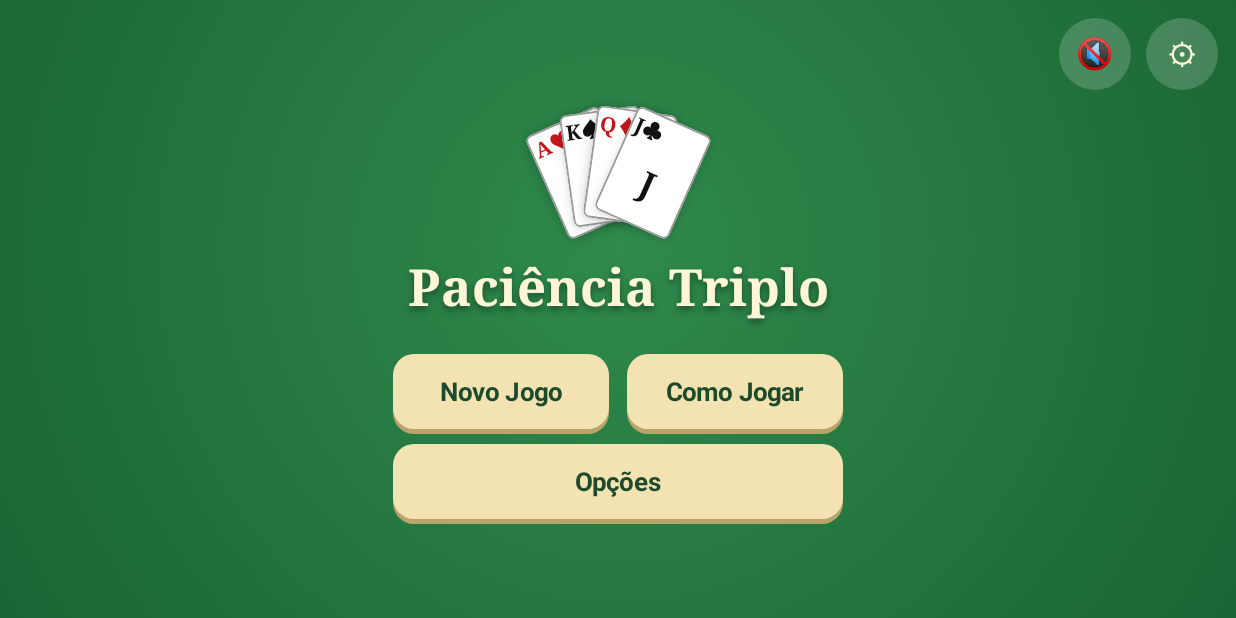
After one commit to decoarc/MPassiencia, an Android app built with Jetpack Compose: the composable MenuScreen shown on its own in the app's theme, on a phone screen of 824 x 412 dp (held sideways). The commit adds this screen. Run offline under Robolectric (Android 15) with nearby library versions, the phone set to English and light mode, and no system bars.

Commit message:
feat(app): menu inicial, novo jogo e navegação

```diff
--- /dev/null
+++ b/app/src/main/kotlin/io/github/decarc/mpaciencia/ui/menu/MenuScreen.kt
@@ -0,0 +1,138 @@
+package io.github.decarc.mpaciencia.ui.menu
+
+import androidx.compose.foundation.background
+import androidx.compose.foundation.clickable
+import androidx.compose.foundation.layout.Arrangement
+import androidx.compose.foundation.layout.Box
+import androidx.compose.foundation.layout.Column
+import androidx.compose.foundation.layout.Row
+import androidx.compose.foundation.layout.WindowInsets
+import androidx.compose.foundation.layout.displayCutout
+import androidx.compose.foundation.layout.fillMaxSize
+import androidx.compose.foundation.layout.height
+import androidx.compose.foundation.layout.offset
+import androidx.compose.foundation.layout.padding
+import androidx.compose.foundation.layout.size
+import androidx.compose.foundation.layout.width
+import androidx.compose.foundation.layout.windowInsetsPadding
+import androidx.compose.foundation.shape.CircleShape
+import androidx.compose.foundation.shape.RoundedCornerShape
+import androidx.compose.material3.Button
+import androidx.compose.material3.ButtonDefaults
+import androidx.compose.material3.Text
+import androidx.compose.runtime.Composable
+import androidx.compose.ui.Alignment
+import androidx.compose.ui.Modifier
+import androidx.compose.ui.draw.clip
+import androidx.compose.ui.draw.shadow
+import androidx.compose.ui.graphics.Color
+import androidx.compose.ui.graphics.Shadow
+import androidx.compose.ui.geometry.Offset
+import androidx.compose.ui.graphics.TransformOrigin
+import androidx.compose.ui.graphics.graphicsLayer
+import androidx.compose.ui.platform.testTag
+import androidx.compose.ui.res.stringResource
+import androidx.compose.ui.semantics.contentDescription
+import androidx.compose.ui.semantics.semantics
+import androidx.compose.ui.text.TextStyle
+import androidx.compose.ui.text.font.FontFamily
+import androidx.compose.ui.text.font.FontWeight
+import androidx.compose.ui.unit.Dp
+import androidx.compose.ui.unit.dp
+import androidx.compose.ui.unit.sp
+import io.github.decarc.mpaciencia.R
+import io.github.decarc.mpaciencia.core.model.Card
+import io.github.decarc.mpaciencia.core.model.Suit
+import io.github.decarc.mpaciencia.ui.cards.CardFace
+import io.github.decarc.mpaciencia.ui.theme.Cream
+import io.github.decarc.mpaciencia.ui.theme.CreamShadow
+import io.github.decarc.mpaciencia.ui.theme.Gold
+import io.github.decarc.mpaciencia.ui.theme.GoldShadow
+import io.github.decarc.mpaciencia.ui.theme.Ink
+import io.github.decarc.mpaciencia.ui.theme.TitleCream
+import io.github.decarc.mpaciencia.ui.theme.feltBackground
+
+@Composable
+fun MenuScreen(
+    hasSavedGame: Boolean,
+    soundOn: Boolean,
+    onContinue: () -> Unit,
+    onNewGame: () -> Unit,
+    onRules: () -> Unit,
+    onSettings: () -> Unit,
+    onToggleSound: () -> Unit,
+) {
+    Box(Modifier.fillMaxSize().feltBackground().windowInsetsPadding(WindowInsets.displayCutout)) {
+        Row(Modifier.align(Alignment.TopEnd).padding(12.dp), horizontalArrangement = Arrangement.spacedBy(10.dp)) {
+            val soundDesc = stringResource(if (soundOn) R.string.sound_on else R.string.sound_off)
+            RoundIcon(if (soundOn) "🔊" else "🔇", soundDesc, "menu-sound", onToggleSound)
+            RoundIcon("⚙", stringResource(R.string.options), "menu-settings", onSettings)
+        }
+        Column(Modifier.align(Alignment.Center), horizontalAlignment = Alignment.CenterHorizontally) {
+            CardFan()
+            Text(
+                stringResource(R.string.app_name),
+                style = TextStyle(
+                    color = TitleCream,
+                    fontFamily = FontFamily.Serif,
+                    fontWeight = FontWeight.Bold,
+                    fontSize = 34.sp,
+                    shadow = Shadow(Color.Black.copy(alpha = 0.4f), Offset(0f, 4f), 6f),
+                ),
+                modifier = Modifier.padding(top = 6.dp, bottom = 14.dp),
+            )
+            if (hasSavedGame) {
+                MenuButton(stringResource(R.string.continue_game), primary = true, width = 300.dp, tag = "menu-continue", onClick = onContinue)
+            }
+            Row(horizontalArrangement = Arrangement.spacedBy(12.dp), modifier = Modifier.padding(top = 10.dp)) {
+                MenuButton(stringResource(R.string.new_game), primary = false, width = 144.dp, tag = "menu-new", onClick = onNewGame)
+                MenuButton(stringResource(R.string.how_to_play), primary = false, width = 144.dp, tag = "menu-rules", onClick = onRules)
+            }
+            MenuButton(stringResource(R.string.options), primary = false, width = 300.dp, tag = "menu-options", onClick = onSettings, modifier = Modifier.padding(top = 10.dp))
+        }
+    }
+}
+
+@Composable
+private fun CardFan() {
+    val cards = listOf(Card(Suit.HEARTS, 1, 0), Card(Suit.SPADES, 13, 0), Card(Suit.DIAMONDS, 12, 0), Card(Suit.CLUBS, 11, 0))
+    val angles = listOf(-24f, -8f, 8f, 24f)
+    Box(Modifier.size(150.dp, 100.dp), contentAlignment = Alignment.TopCenter) {
+        cards.forEachIndexed { i, card ->
+            CardFace(
+                card,
+                Modifier.offset(y = 6.dp).width(54.dp)
+                    .graphicsLayer {
+                        transformOrigin = TransformOrigin(0.5f, 1.25f)
+                        rotationZ = angles[i]
+                    }
+                    .shadow(4.dp, RoundedCornerShape(5.dp)),
+            )
+        }
+    }
+}
+
+@Composable
+private fun MenuButton(label: String, primary: Boolean, width: Dp, tag: String, onClick: () -> Unit, modifier: Modifier = Modifier) {
+    val shadow = if (primary) GoldShadow else CreamShadow
+    val shape = RoundedCornerShape(14.dp)
+    Box(modifier.width(width)) {
+        // "Sombra" sólida embaixo do botão, como nos rascunhos.
+        Box(Modifier.matchParentSize().offset(y = 3.dp).background(shadow, shape))
+        Button(
+            onClick = onClick,
+            colors = ButtonDefaults.buttonColors(containerColor = if (primary) Gold else Cream, contentColor = Ink),
+            shape = shape,
+            modifier = Modifier.width(width).height(if (primary) 56.dp else 50.dp).testTag(tag),
+        ) { Text(label, fontWeight = FontWeight.Bold, fontSize = if (primary) 20.sp else 17.sp) }
+    }
+}
+
+@Composable
+private fun RoundIcon(symbol: String, description: String, tag: String, onClick: () -> Unit) {
+    Box(
+        Modifier.size(48.dp).clip(CircleShape).background(Color.White.copy(alpha = 0.18f))
+            .clickable(onClick = onClick).semantics { contentDescription = description }.testTag(tag),
+        contentAlignment = Alignment.Center,
+    ) { Text(symbol, fontSize = 20.sp, color = TitleCream) }
+}
--- a/app/src/main/res/values/strings.xml
+++ b/app/src/main/res/values/strings.xml
@@ -14,4 +14,28 @@
     <string name="restart_game">Reiniciar este jogo</string>
     <string name="new_game">Novo Jogo</string>
     <string name="recycle_label">↻</string>
+
+    <!-- Menu inicial -->
+    <string name="continue_game">▶ Continuar</string>
+    <string name="how_to_play">Como Jogar</string>
+    <string name="options">Opções</string>
+    <string name="sound_on">Som ligado</string>
+    <string name="sound_off">Som desligado</string>
+
+    <!-- Novo Jogo -->
+    <string name="new_game_title">Novo Jogo</string>
+    <string name="game_number_label">Número do jogo (1 a 99999)</string>
+    <string name="game_number_value">Jogo nº %1$s ✎</string>
+    <string name="random_number">🎲</string>
+    <string name="random_number_desc">Sortear outro número</string>
+    <string name="mode_one">Vira 1 carta (médio)</string>
+    <string name="mode_three">Vira 3 cartas (difícil)</string>
+    <string name="cancel">Cancelar</string>
+    <string name="play">Jogar</string>
+    <string name="discard_title">Descartar a partida em andamento?</string>
+    <string name="discard">Descartar</string>
+    <string name="back">Voltar</string>
+
+    <!-- Menu da partida -->
+    <string name="exit_to_menu">Sair para o menu</string>
 </resources>
```
Also changed, not shown: app/src/main/kotlin/io/github/decarc/mpaciencia/App.kt (+169 -2 lines), app/src/main/kotlin/io/github/decarc/mpaciencia/ui/game/GameScreen.kt (+9 -3 lines), app/src/main/kotlin/io/github/decarc/mpaciencia/ui/game/GameViewModel.kt (+8 -1 lines), app/src/main/kotlin/io/github/decarc/mpaciencia/ui/menu/NewGameDialog.kt (added, +129 -0 lines), 5 other files.
